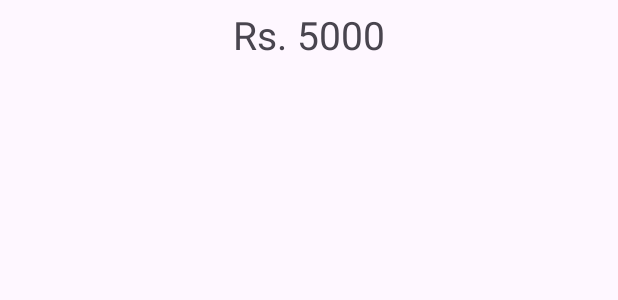
After one commit to kr-mohit/KBC-QnA, an Android app: the layout item_prize_list.xml on its own in the app's theme, with its tools: preview values and no code run, on a phone screen of 412 x 824 dp. The commit adds this screen. Shown: the top 300 px of the screen. Run offline under Robolectric (Android 15) with nearby library versions, the phone set to English and light mode, and no system bars.

Commit message:
add PrizeListFragment

```diff
--- a/app/build.gradle.kts
+++ b/app/build.gradle.kts
@@ -52,4 +52,6 @@ dependencies {
 
     implementation("androidx.lifecycle:lifecycle-viewmodel-ktx:2.6.2")
     implementation("androidx.lifecycle:lifecycle-livedata-ktx:2.6.2")
+
+    implementation("androidx.recyclerview:recyclerview:1.3.1")
 }
--- /dev/null
+++ b/app/src/main/res/layout/item_prize_list.xml
@@ -0,0 +1,20 @@
+<?xml version="1.0" encoding="utf-8"?>
+<androidx.constraintlayout.widget.ConstraintLayout xmlns:android="http://schemas.android.com/apk/res/android"
+    android:layout_width="match_parent"
+    android:layout_height="wrap_content"
+    android:paddingVertical="5dp"
+    xmlns:app="http://schemas.android.com/apk/res-auto"
+    xmlns:tools="http://schemas.android.com/tools">
+
+    <TextView
+        android:id="@+id/tv_prize_amount"
+        android:layout_width="match_parent"
+        android:layout_height="wrap_content"
+        tools:text="Rs. 5000"
+        android:textSize="26sp"
+        android:gravity="center"
+        app:layout_constraintStart_toStartOf="parent"
+        app:layout_constraintTop_toTopOf="parent"/>
+
+
+</androidx.constraintlayout.widget.ConstraintLayout>
--- a/app/src/main/res/values/strings.xml
+++ b/app/src/main/res/values/strings.xml
@@ -10,4 +10,5 @@
     <string name="back">Back</string>
     <string name="start">Start</string>
     <string name="settings">Settings</string>
+    <string name="next_question">Next Question</string>
 </resources>
```
Also changed, not shown: app/src/main/java/com/pramoh/kbcqna/presentation/PrizeListAdapter.kt (added, +34 -0 lines), app/src/main/java/com/pramoh/kbcqna/presentation/PrizeListFragment.kt (+27 -3 lines), app/src/main/java/com/pramoh/kbcqna/presentation/PrizeListViewModel.kt (added, +37 -0 lines), app/src/main/res/layout/fragment_prize_list.xml (+14 -4 lines).
